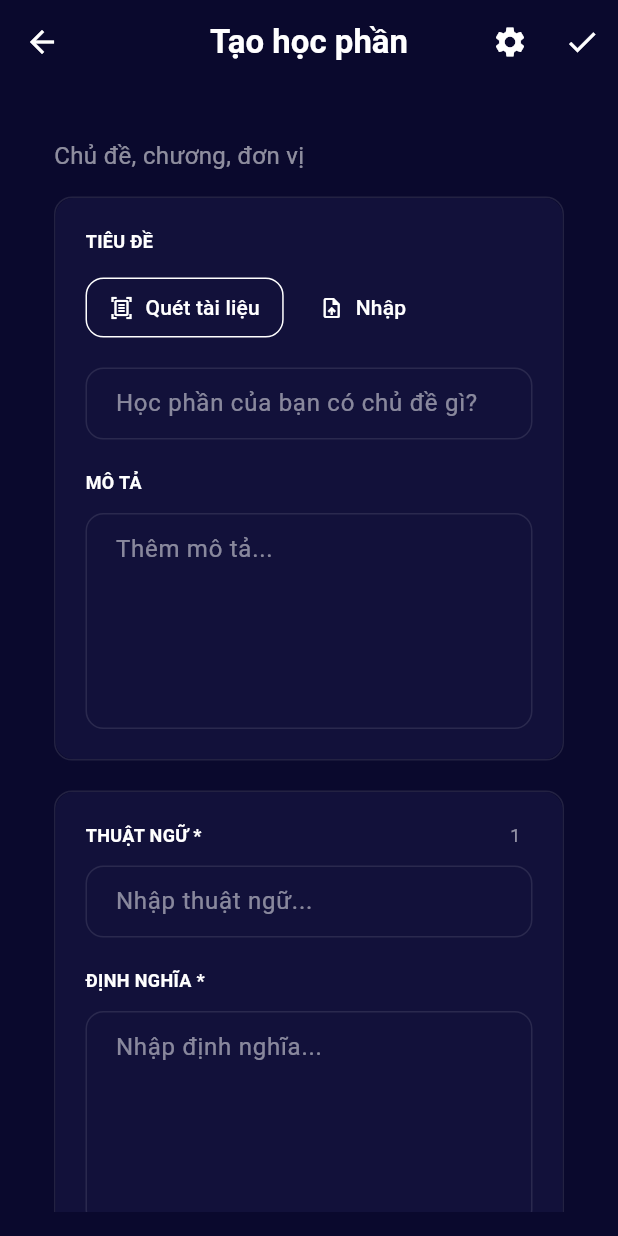
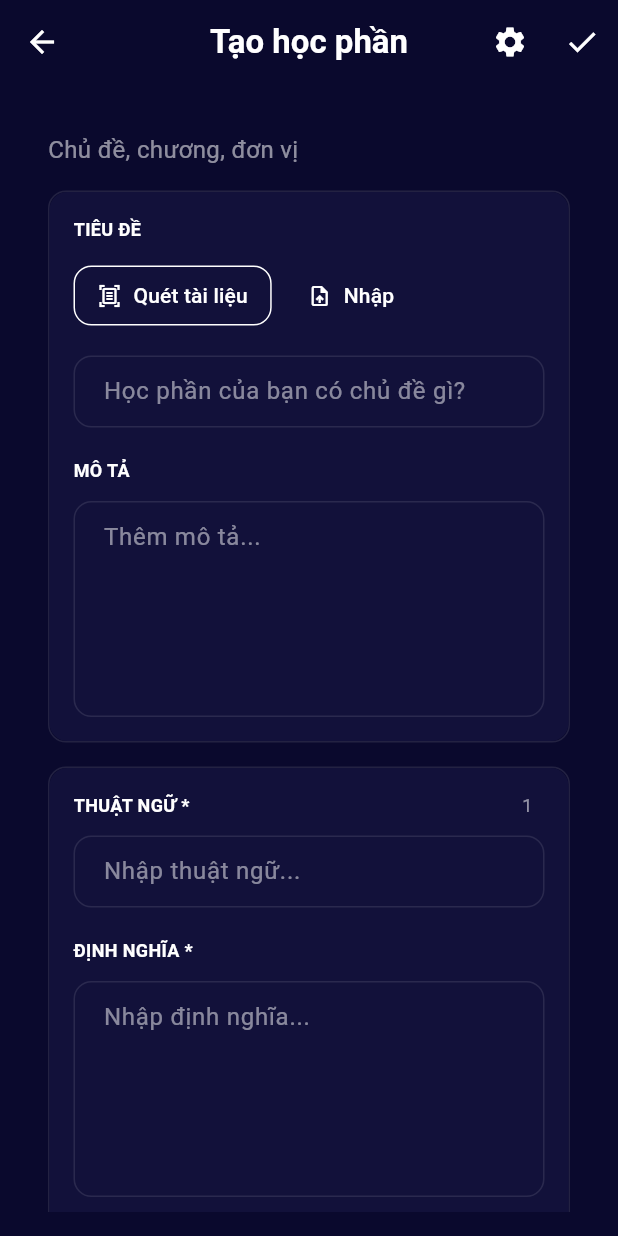
Before and after one commit to ntgptit/qlz_flash_cards_ui, a Flutter app: the LibraryScreen screen opened directly, after a tap on "Tạo học phần", on a phone screen of 412 x 824 dp. Run offline on Flutter 3.47's test engine with Material 3 defaults, Android fonts, the phone set to English and light mode, and no system bars; our stand-ins replace dio, equatable, flutter_bloc, flutter_card_swiper, flutter_riverpod, shared_preferences; accounts and stored records are empty.

Commit message:
Refactor folder detail and list study module screens for improved layout and organization; update FlipCard widget with padding and cleaner structure

```diff
--- a/lib/features/library/presentation/screens/folder/folder_detail_screen.dart
+++ b/lib/features/library/presentation/screens/folder/folder_detail_screen.dart
@@ -3,7 +3,10 @@ import 'package:flutter/material.dart';
 import 'package:flutter/services.dart';
 import 'package:flutter_bloc/flutter_bloc.dart';
 import 'package:qlz_flash_cards_ui/core/routes/app_routes.dart';
+import 'package:qlz_flash_cards_ui/features/library/data/models/study_set_model.dart';
 import 'package:qlz_flash_cards_ui/features/library/logic/cubit/study_sets_cubit.dart';
+import 'package:qlz_flash_cards_ui/features/library/logic/states/study_sets_state.dart';
+import 'package:qlz_flash_cards_ui/features/library/presentation/widgets/study_set_item.dart';
 import 'package:qlz_flash_cards_ui/shared/widgets/feedback/qlz_empty_state.dart';
 import 'package:qlz_flash_cards_ui/shared/widgets/feedback/qlz_loading_state.dart';
 import 'package:qlz_flash_cards_ui/shared/widgets/navigation/qlz_app_bar.dart';
--- a/lib/features/module/presentation/screens/create_study_module_screen.dart
+++ b/lib/features/module/presentation/screens/create_study_module_screen.dart
@@ -1,4 +1,4 @@
-// C:/Users/ntgpt/OneDrive/workspace/qlz_flash_cards_ui/lib/features/module/screens/create_study_module_screen.dart
+// lib/features/module/presentation/screens/create_study_module_screen.dart
 import 'package:flutter/material.dart';
 import 'package:flutter/services.dart';
 import 'package:flutter_bloc/flutter_bloc.dart';
@@ -18,7 +18,6 @@ import 'package:qlz_flash_cards_ui/shared/widgets/navigation/qlz_app_bar.dart';
 
 class CreateStudyModuleScreen extends StatefulWidget {
   const CreateStudyModuleScreen({super.key});
-
   @override
   State<CreateStudyModuleScreen> createState() =>
       _CreateStudyModuleScreenState();
@@ -26,8 +25,6 @@ class CreateStudyModuleScreen extends StatefulWidget {
 
 class _CreateStudyModuleScreenState extends State<CreateStudyModuleScreen> {
   final _scrollController = ScrollController();
-
-  // Quản lý TextEditingController với Maps
   final Map<int, TextEditingController> _termControllers = {};
   final Map<int, TextEditingController> _definitionControllers = {};
   final _titleController = TextEditingController();
@@ -36,7 +33,6 @@ class _CreateStudyModuleScreenState extends State<CreateStudyModuleScreen> {
   @override
   void initState() {
     super.initState();
-    // Lắng nghe thay đổi trong state để cập nhật controllers
     WidgetsBinding.instance.addPostFrameCallback((_) {
       _initializeControllers();
     });
@@ -46,7 +42,6 @@ class _CreateStudyModuleScreenState extends State<CreateStudyModuleScreen> {
     final state = context.read<CreateModuleCubit>().state;
     _titleController.text = state.title;
     _descriptionController.text = state.description;
-
     for (int i = 0; i < state.flashcards.length; i++) {
       _getTermController(i, state.flashcards[i].term);
       _getDefinitionController(i, state.flashcards[i].definition);
@@ -58,15 +53,11 @@ class _CreateStudyModuleScreenState extends State<CreateStudyModuleScreen> {
     _scrollController.dispose();
     _titleController.dispose();
     _descriptionController.dispose();
-
-    // Giải phóng tất cả controllers
     _termControllers.forEach((_, controller) => controller.dispose());
     _definitionControllers.forEach((_, controller) => controller.dispose());
-
     super.dispose();
   }
 
-  // Lấy hoặc tạo TextEditingController cho term
   TextEditingController _getTermController(int index, String initialText) {
     if (!_termControllers.containsKey(index)) {
       _termControllers[index] = TextEditingController(text: initialText);
@@ -79,7 +70,6 @@ class _CreateStudyModuleScreenState extends State<CreateStudyModuleScreen> {
     return _termControllers[index]!;
   }
 
-  // Lấy hoặc tạo TextEditingController cho definition
   TextEditingController _getDefinitionController(
       int index, String initialText) {
     if (!_definitionControllers.containsKey(index)) {
@@ -95,8 +85,6 @@ class _CreateStudyModuleScreenState extends State<CreateStudyModuleScreen> {
   void _addNewCard() {
     HapticFeedback.selectionClick();
     context.read<CreateModuleCubit>().addFlashcard();
-
-    // Scroll xuống sau khi thêm thẻ mới
     WidgetsBinding.instance.addPostFrameCallback((_) {
       if (_scrollController.hasClients) {
         _scrollController.animateTo(
@@ -108,16 +96,13 @@ class _CreateStudyModuleScreenState extends State<CreateStudyModuleScreen> {
     });
   }
 
-  // Cập nhật controllers khi flashcards thay đổi
   void _updateControllersFromState(List<Flashcard> flashcards) {
     for (int i = 0; i < flashcards.length; i++) {
       final flashcard = flashcards[i];
-
       if (_termControllers.containsKey(i) &&
           _termControllers[i]!.text != flashcard.term) {
         _termControllers[i]!.text = flashcard.term;
       }
-
       if (_definitionControllers.containsKey(i) &&
           _definitionControllers[i]!.text != flashcard.definition) {
         _definitionControllers[i]!.text = flashcard.definition;
@@ -127,10 +112,8 @@ class _CreateStudyModuleScreenState extends State<CreateStudyModuleScreen> {
 
   Future<void> _handleSave() async {
     HapticFeedback.mediumImpact();
-
     final result = await context.read<CreateModuleCubit>().submitModule();
     if (!mounted) return;
-
     if (result) {
       QlzSnackbar.success(
         context: context,
@@ -149,12 +132,10 @@ class _CreateStudyModuleScreenState extends State<CreateStudyModuleScreen> {
   Widget build(BuildContext context) {
     return BlocConsumer<CreateModuleCubit, CreateModuleState>(
       listener: (context, state) {
-        // Cập nhật controllers khi state thay đổi
         _updateControllersFromState(state.flashcards);
       },
       builder: (context, state) {
         final isSubmitting = state.status == CreateModuleStatus.submitting;
-
         return QlzScreen(
           appBar: QlzAppBar(
             title: 'Tạo học phần',
@@ -194,12 +175,14 @@ class _CreateStudyModuleScreenState extends State<CreateStudyModuleScreen> {
                     type: QlzLoadingType.circular,
                   ),
                 )
-              : SingleChildScrollView(
+              : Padding(
+                  padding: const EdgeInsets.symmetric(horizontal: 16),
+                  child: SingleChildScrollView(
                     controller: _scrollController,
-                  padding: const EdgeInsets.all(20),
                     child: Column(
                       crossAxisAlignment: CrossAxisAlignment.start,
                       children: [
+                        const SizedBox(height: 16),
                         const QlzLabel.muted('Chủ đề, chương, đơn vị'),
                         const SizedBox(height: 16),
                         _buildModuleInfoCard(state),
@@ -216,15 +199,17 @@ class _CreateStudyModuleScreenState extends State<CreateStudyModuleScreen> {
                       ],
                     ),
                   ),
+                ),
         );
       },
     );
   }
 
   Widget _buildModuleInfoCard(CreateModuleState state) {
-    return QlzCard(
-      padding: const EdgeInsets.all(20),
-      margin: const EdgeInsets.only(bottom: 20),
+    return Padding(
+      padding: const EdgeInsets.only(bottom: 16),
+      child: QlzCard(
+        padding: const EdgeInsets.all(16),
         child: Column(
           crossAxisAlignment: CrossAxisAlignment.start,
           children: [
@@ -271,6 +256,7 @@ class _CreateStudyModuleScreenState extends State<CreateStudyModuleScreen> {
             ),
           ],
         ),
+      ),
     );
   }
 
@@ -279,8 +265,12 @@ class _CreateStudyModuleScreenState extends State<CreateStudyModuleScreen> {
       shrinkWrap: true,
       physics: const NeverScrollableScrollPhysics(),
       itemCount: state.flashcards.length,
-      itemBuilder: (context, index) =>
-          _buildVocabularyCard(context, index, state),
+      itemBuilder: (context, index) {
+        return Padding(
+          padding: const EdgeInsets.only(bottom: 16),
+          child: _buildVocabularyCard(context, index, state),
+        );
+      },
     );
   }
 
@@ -288,15 +278,11 @@ class _CreateStudyModuleScreenState extends State<CreateStudyModuleScreen> {
       BuildContext context, int index, CreateModuleState state) {
     final isRequired = index < 2;
     final flashcard = state.flashcards[index];
-
-    // Sử dụng controller đã tạo
     final termController = _getTermController(index, flashcard.term);
     final definitionController =
         _getDefinitionController(index, flashcard.definition);
-
     return QlzCard(
-      padding: const EdgeInsets.all(20),
-      margin: const EdgeInsets.only(bottom: 16),
+      padding: const EdgeInsets.all(16),
       child: Column(
         crossAxisAlignment: CrossAxisAlignment.start,
         children: [
@@ -316,8 +302,6 @@ class _CreateStudyModuleScreenState extends State<CreateStudyModuleScreen> {
                   onPressed: () {
                     HapticFeedback.mediumImpact();
                     context.read<CreateModuleCubit>().removeFlashcard(index);
-
-                    // Xóa controllers khi xóa flashcard
                     _termControllers.remove(index)?.dispose();
                     _definitionControllers.remove(index)?.dispose();
                   },
```
Also changed, not shown: lib/features/module/presentation/screens/list_study_module_of_folder_screen.dart (+13 -16 lines), lib/features/module/presentation/screens/module_detail_screen.dart (+20 -37 lines), lib/features/module/presentation/screens/module_settings_screen.dart (+21 -33 lines), lib/features/module/presentation/widgets/flip_card.dart (+5 -4 lines). Lines whose indentation alone changed are shown as unchanged.
